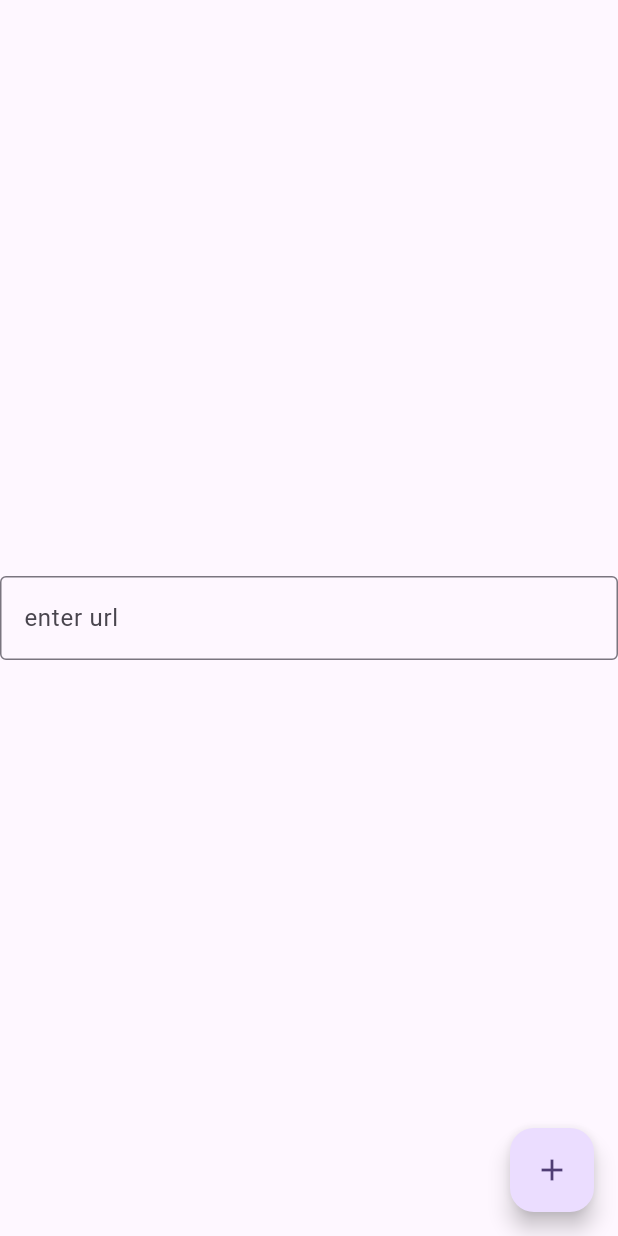
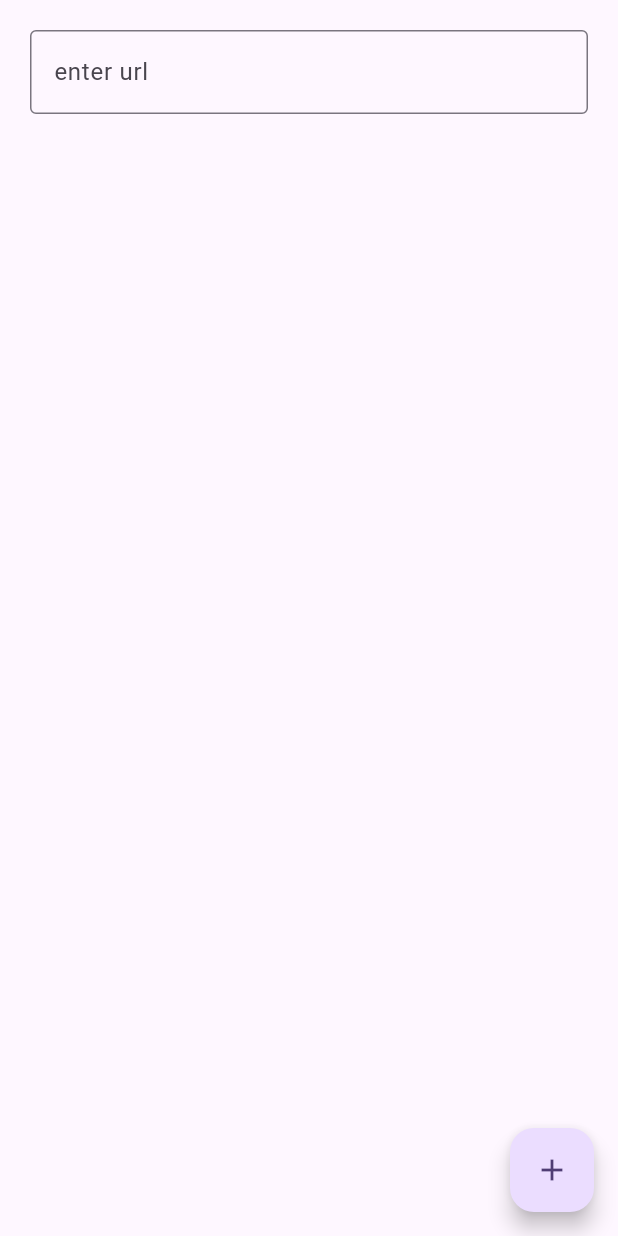
Before and after one commit to sdwxiang/flutter-demo, a Flutter app: the screen it shows after launch, on a phone screen of 412 x 824 dp. Run offline on Flutter 3.47's test engine with Material 3 defaults, Android fonts, the phone set to English and light mode, and no system bars.

```diff
--- a/lib/main.dart
+++ b/lib/main.dart
@@ -15,15 +15,13 @@ class MyApp extends StatelessWidget {
         colorScheme: ColorScheme.fromSeed(seedColor: Colors.deepPurple),
         useMaterial3: true,
       ),
-      home: const MyHomePage(title: 'Flutter Demo Home Page'),
+      home: const MyHomePage(),
     );
   }
 }
 
 class MyHomePage extends StatefulWidget {
-  const MyHomePage({super.key, required this.title});
-
-  final String title;
+  const MyHomePage({super.key});
 
   @override
   State<MyHomePage> createState() => _MyHomePageState();
@@ -35,9 +33,10 @@ class _MyHomePageState extends State<MyHomePage> {
   @override
   Widget build(BuildContext context) {
     return Scaffold(
-      body: Center(
+      body: Container(
+        margin: const EdgeInsets.all(20.0),
         child: Column(
-          mainAxisAlignment: MainAxisAlignment.center,
+          mainAxisAlignment: MainAxisAlignment.start,
           children: <Widget>[
             TextField(
               controller: _controller,
```
